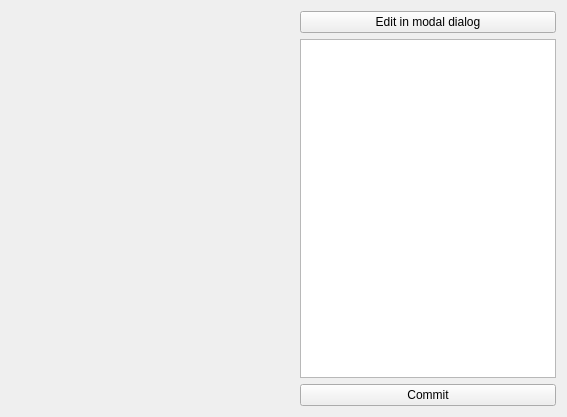
Qt form Demo/MainWindow.ui (qtinuum/QtnProperty) before a commit.
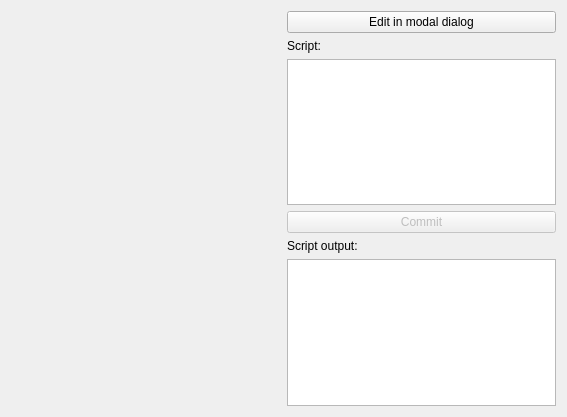
The same form after that commit. Custom widgets are drawn as their Qt base class.

Commit message: scripting GUI + qt properties for PropertyBase class

Diff of the .ui file:
```diff
--- a/Demo/MainWindow.ui
+++ b/Demo/MainWindow.ui
@@ -56,9 +56,16 @@
        </widget>
       </item>
       <item>
-       <widget class="QPlainTextEdit" name="propertyEdit">
+       <widget class="QLabel" name="label">
+        <property name="text">
+         <string>Script:</string>
+        </property>
+       </widget>
+      </item>
+      <item>
+       <widget class="QPlainTextEdit" name="scriptCode">
         <property name="sizePolicy">
-         <sizepolicy hsizetype="Fixed" vsizetype="Expanding">
+         <sizepolicy hsizetype="Expanding" vsizetype="Expanding">
           <horstretch>0</horstretch>
           <verstretch>0</verstretch>
          </sizepolicy>
@@ -67,11 +74,24 @@
       </item>
       <item>
        <widget class="QPushButton" name="commitButton">
+        <property name="enabled">
+         <bool>false</bool>
+        </property>
         <property name="text">
          <string>Commit</string>
         </property>
        </widget>
       </item>
+      <item>
+       <widget class="QLabel" name="label_2">
+        <property name="text">
+         <string>Script output:</string>
+        </property>
+       </widget>
+      </item>
+      <item>
+       <widget class="QTextBrowser" name="scriptOutput"/>
+      </item>
      </layout>
     </item>
    </layout>
```
The commit also changes 6 other files.
